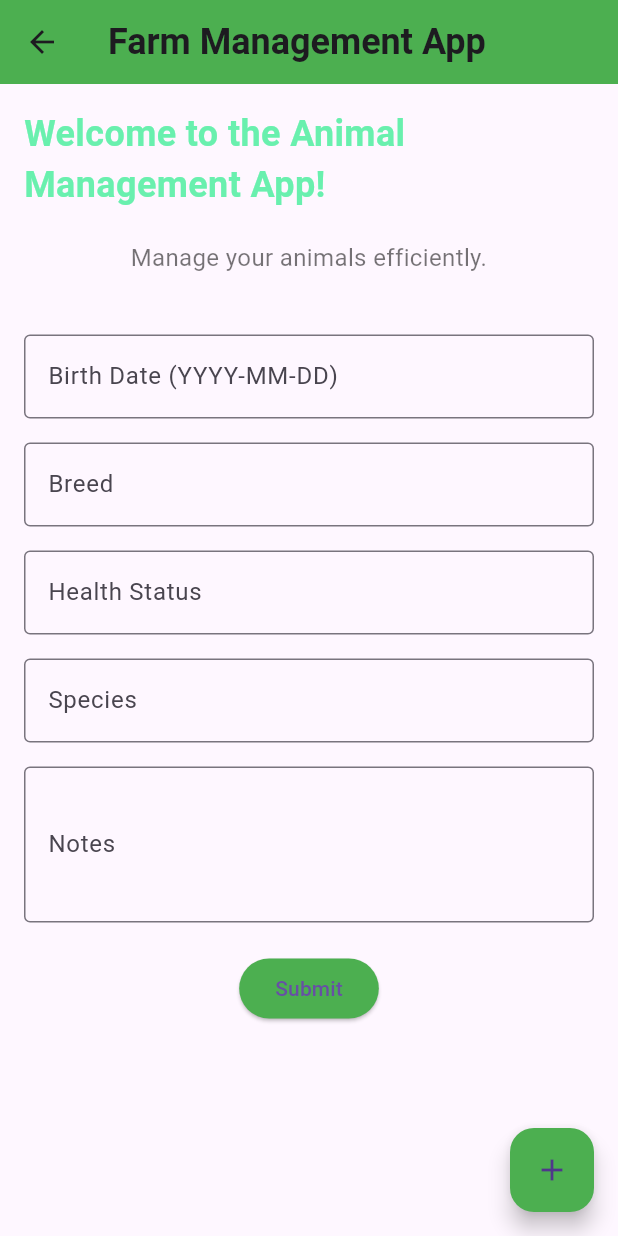
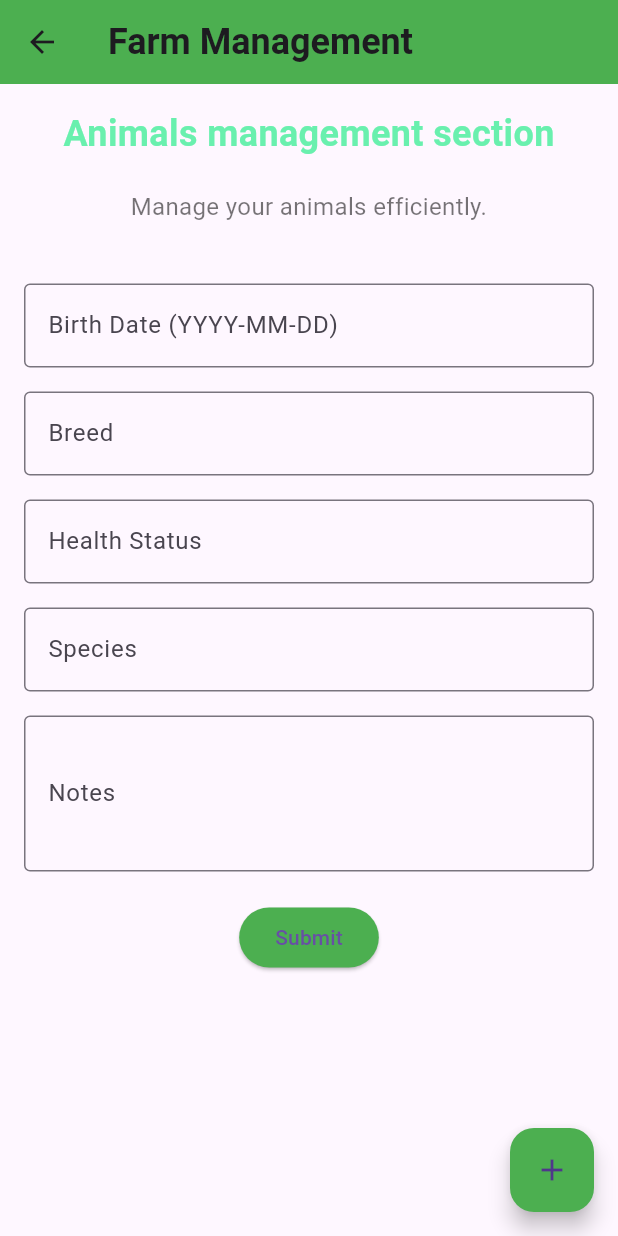
Before and after one commit to FaraiWona/farm-record-management, a Flutter app: the AnimalHomePage screen opened directly, on a phone screen of 412 x 824 dp. Run offline on Flutter 3.47's test engine with Material 3 defaults, Android fonts, the phone set to English and light mode, and no system bars; our stand-ins replace cloud_firestore, firebase_auth, firebase_core, logger; accounts and stored records are empty.

Commit message:
styling Animal_page

```diff
--- a/farm_record_management/lib/screens/animal_home_page.dart
+++ b/farm_record_management/lib/screens/animal_home_page.dart
@@ -9,7 +9,7 @@ class AnimalHomePage extends StatelessWidget {
     return Scaffold(
       appBar: AppBar(
         title: const Text(
-          'Farm Management App',
+          'Farm Management',
           style: TextStyle(
             fontWeight: FontWeight.bold,
             fontSize: 24,
@@ -24,7 +24,7 @@ class AnimalHomePage extends StatelessWidget {
             mainAxisAlignment: MainAxisAlignment.center,
             children: [
               Text(
-                'Welcome to the Animal Management App!',
+                'Animals management section',
                 style: TextStyle(
                   fontSize: 24,
                   color: Colors.greenAccent,
```
